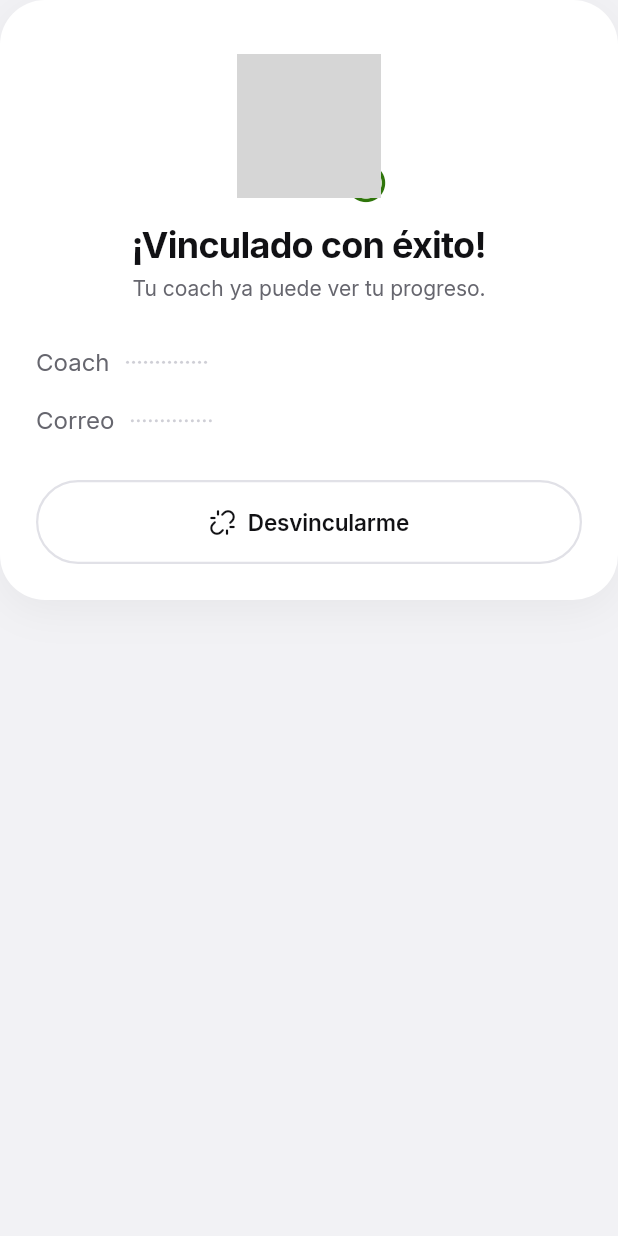
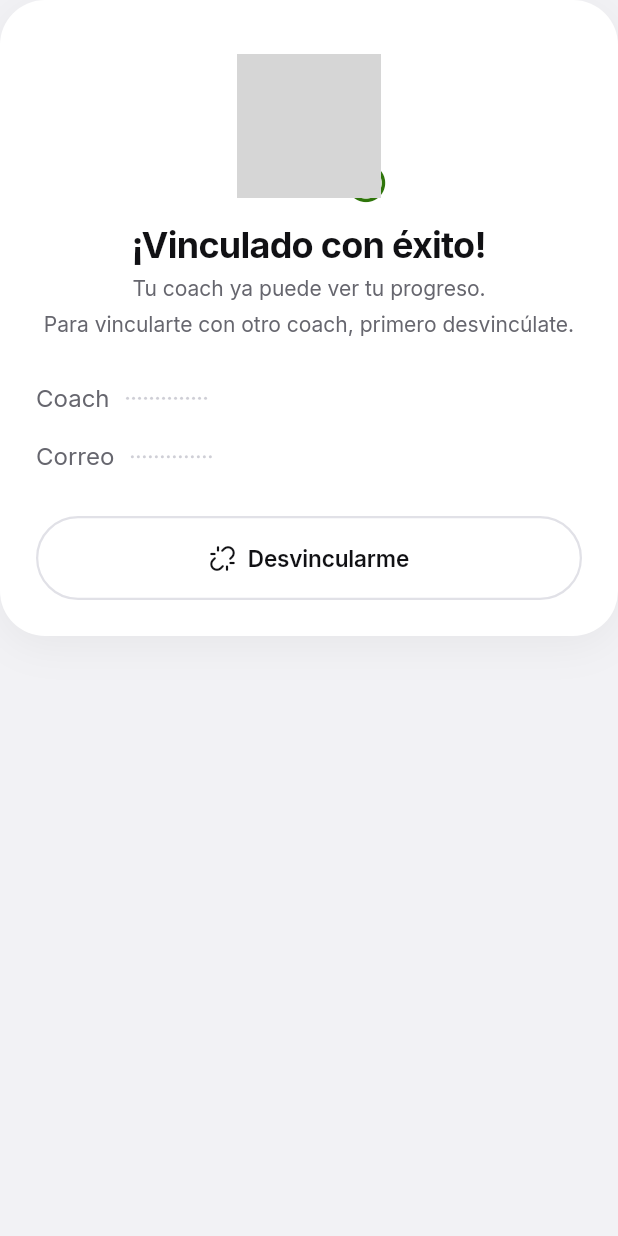
Before and after one commit to Ander-tsx/MACROFIT, a Flutter app: the _LinkedCoach widget shown alone on an empty page, opened directly with empty values, on a phone screen of 412 x 824 dp. Run offline on Flutter 3.47's test engine with Material 3 defaults, Android fonts, the phone set to English and light mode, and no system bars; our stand-ins replace dio, flutter_markdown_plus, flutter_secure_storage, go_router, image_picker, share_plus; missing offline and left inert: blobatar; accounts and stored records are empty; network calls fail; grey boxes are pictures that could not be loaded.

Commit message:
feat(coach_link): avisar que hay que desvincularse para cambiar de coach
CU-02 4b (RN-02): con un coach activo la pantalla no muestra el campo del
código, así que el usuario nunca veía el aviso de desvincularse primero.
Ahora la pantalla del coach vinculado lo indica.

- Prueba de pantalla del aviso y caso 73 de esquema_pruebas_sprint3.md.

Refs: HU-13, QA-05

```diff
--- a/macrofit_app/lib/features/coach_link/presentation/coach_link/coach_link_view.dart
+++ b/macrofit_app/lib/features/coach_link/presentation/coach_link/coach_link_view.dart
@@ -207,6 +207,14 @@ class _LinkedCoach extends StatelessWidget {
               color: context.colors.onSurfaceVariant,
             ),
           ),
+          const SizedBox(height: AppSpacing.xs),
+          // CU-02 4b (RN-02): con un coach activo no se ofrece otro código.
+          Text(
+            'Para vincularte con otro coach, primero desvincúlate.',
+            style: text.bodyMedium?.copyWith(
+              color: context.colors.onSurfaceVariant,
+            ),
+          ),
           const SizedBox(height: AppSpacing.xl),
           Semantics(
             label: 'Coach: ${coach.coachName}',
```
Also changed, not shown: 3 other files.
